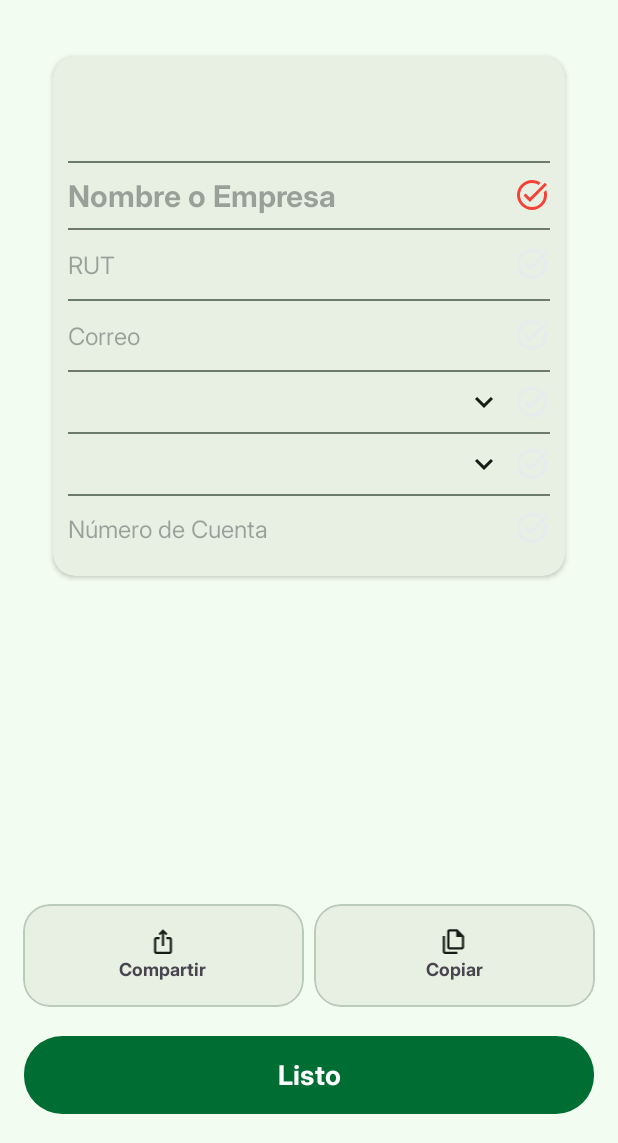
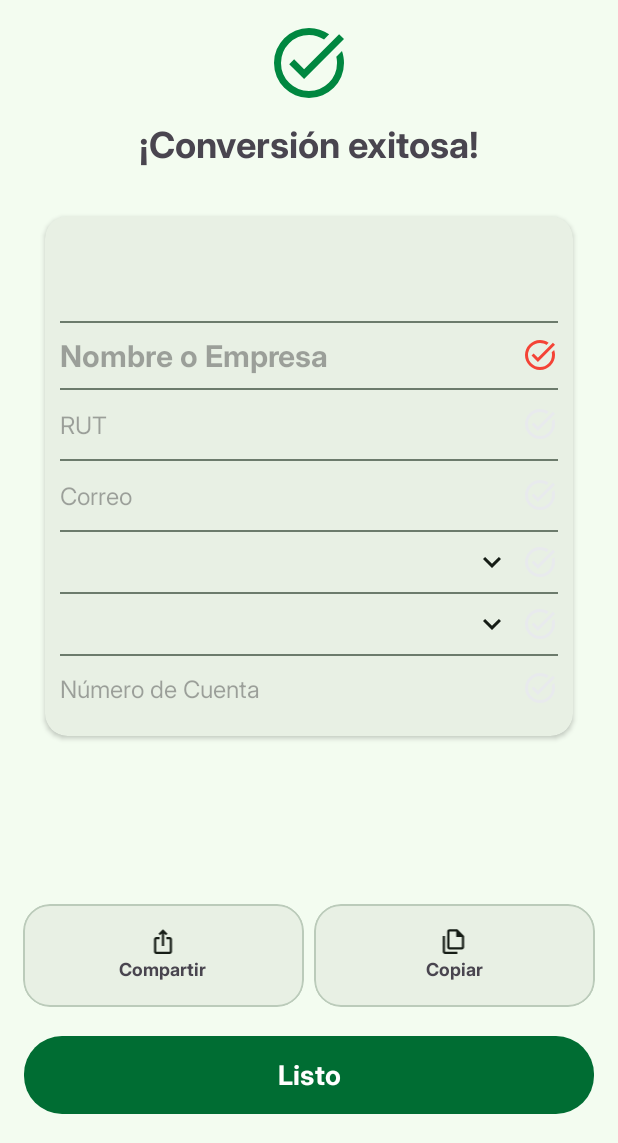
Before and after one commit to vhodacl/Luquita, an Android app: the ResultActivity screen opened directly, with no data from a screen before it, on a phone screen of 412 x 824 dp, the part 93-1236 px from its top. Run offline under Robolectric (Android 15) with nearby library versions, the phone set to English and light mode, and no system bars; pictures from the network do not load; 1 statement that could not run was skipped.

Commit message:
introduciendo check de conversion exitosa

```diff
--- a/app/src/main/res/layout/activity_result.xml
+++ b/app/src/main/res/layout/activity_result.xml
@@ -34,16 +34,44 @@
             app:cardBackgroundColor="@color/md_theme_tertiary" />
     </com.google.android.material.appbar.MaterialToolbar>
 
+    <!-- Indicador de Conversión Exitosa (debajo del AppBar) -->
+    <LinearLayout
+        android:id="@+id/successLayout"
+        android:layout_width="match_parent"
+        android:layout_height="wrap_content"
+        android:orientation="vertical"
+        android:gravity="center"
+        app:layout_constraintTop_toBottomOf="@id/toolbar3"
+        android:layout_marginTop="12dp">
+
+        <ImageView
+            android:id="@+id/successIndicator"
+            android:layout_width="56dp"
+            android:layout_height="56dp"
+            android:src="@drawable/task_alt"
+            android:contentDescription="¡Conversión exitosa!"
+            app:tint="@color/md_theme_primaryFixed_mediumContrast" />
+
+        <TextView
+            android:id="@+id/successTitle"
+            android:layout_width="wrap_content"
+            android:layout_height="wrap_content"
+            android:text="¡Conversión exitosa!"
+            android:textSize="24sp"
+            android:textStyle="bold"
+            android:layout_marginTop="8dp" />
+    </LinearLayout>
+
     <androidx.cardview.widget.CardView
         android:id="@+id/cardView"
         android:layout_width="0dp"
         android:layout_height="wrap_content"
-        android:layout_margin="35dp"
+        android:layout_margin="30dp"
         app:cardBackgroundColor="@color/md_theme_surfaceContainer"
         app:cardCornerRadius="15dp"
+        app:layout_constraintTop_toBottomOf="@id/successLayout"
         app:layout_constraintEnd_toEndOf="parent"
         app:layout_constraintStart_toStartOf="parent"
-        app:layout_constraintTop_toBottomOf="@id/toolbar3"
         app:strokeWidth="1dp"
         app:layout_constraintVertical_bias="0.5">
 
```
